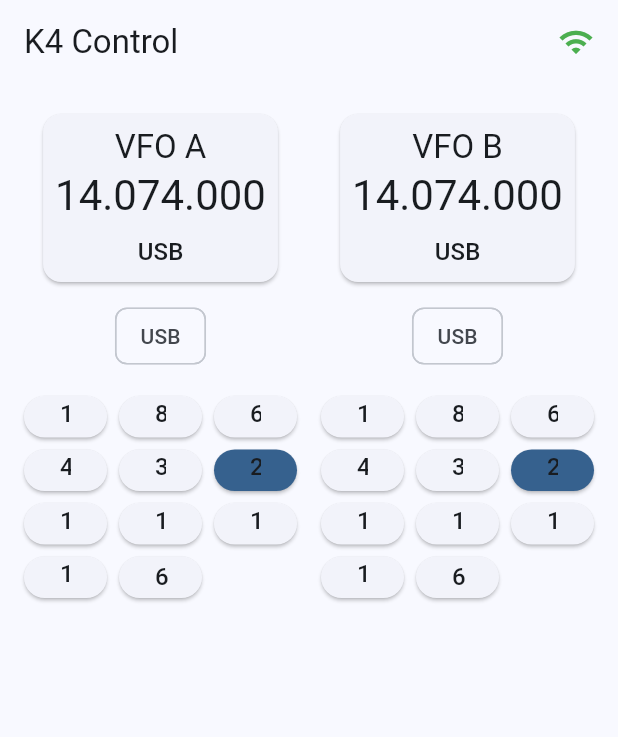
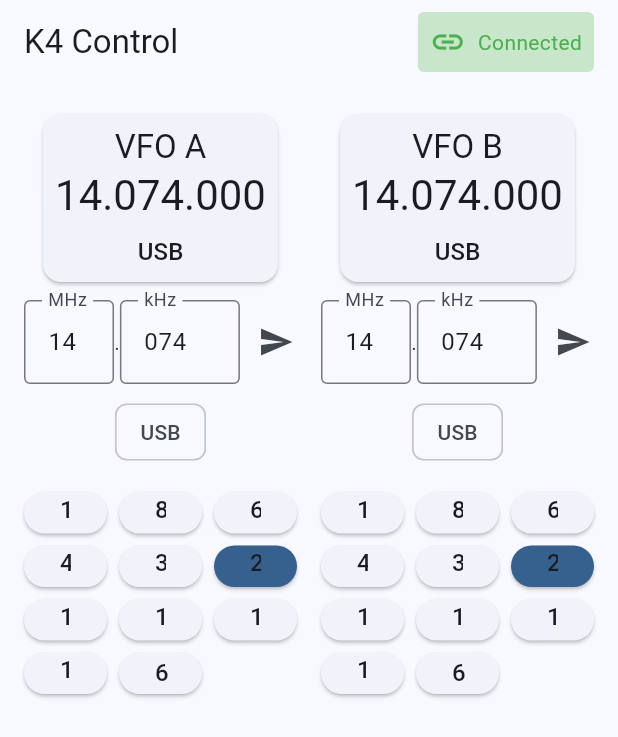
Before and after one commit to americanbwana/basic_k4_rigcontrol, a Flutter app: the screen it shows after launch, on a phone screen of 412 x 824 dp. Shown: the top 737 px of the screen. Run offline on Flutter 3.47's test engine with Material 3 defaults, Android fonts, the phone set to English and light mode, and no system bars; our stand-ins replace flutter_riverpod, freezed_annotation.

Commit message:
Added Direct Frequency Entry and TCP connection status

```diff
--- a/lib/features/radio/screens/radio_control_screen.dart
+++ b/lib/features/radio/screens/radio_control_screen.dart
@@ -4,6 +4,8 @@
 import '../widgets/vfo_display.dart';
 import '../widgets/mode_selector.dart';
 import '../widgets/band_grid.dart';
+import '../widgets/frequency_input.dart';
+import '../widgets/connection_status.dart';
 
 class RadioControlScreen extends ConsumerWidget {
   const RadioControlScreen({super.key});
@@ -16,10 +18,7 @@
       appBar: AppBar(
         title: const Text('K4 Control'),
         actions: [
-          Icon(
-            radioState.isConnected ? Icons.wifi : Icons.wifi_off,
-            color: radioState.isConnected ? Colors.green : Colors.red,
-          ),
+          ConnectionStatus(isConnected: radioState.isConnected),
           const SizedBox(width: 16),
         ],
       ),
@@ -36,6 +35,12 @@
                     VfoDisplay(
                       vfoState: radioState.vfoA,
                       label: 'VFO A',
+                    ),
+                    const SizedBox(height: 8),
+                    FrequencyInput(
+                      currentFrequency: radioState.vfoA.frequency,
+                      onFrequencyChanged: (freq) => ref.read(radioStateProvider.notifier).setFrequencyA(freq),
+                      isVfoB: false,
                     ),
                     const SizedBox(height: 8),
                     ModeSelector(
@@ -62,6 +67,12 @@
                       label: 'VFO B',
                     ),
                     const SizedBox(height: 8),
+                    FrequencyInput(
+                      currentFrequency: radioState.vfoB.frequency,
+                      onFrequencyChanged: (freq) => ref.read(radioStateProvider.notifier).setFrequencyB(freq),
+                      isVfoB: true,
+                    ),
+                    const SizedBox(height: 8),
                     ModeSelector(
                       currentMode: radioState.vfoB.mode,
                       onModeSelected: (mode) => ref.read(radioStateProvider.notifier).setModeB(mode),
--- a/lib/features/radio/widgets/connection_status.dart
+++ b/lib/features/radio/widgets/connection_status.dart
@@ -0,0 +1,37 @@
+import 'package:flutter/material.dart';
+
+class ConnectionStatus extends StatelessWidget {
+  final bool isConnected;
+
+  const ConnectionStatus({
+    super.key,
+    required this.isConnected,
+  });
+
+  @override
+  Widget build(BuildContext context) {
+    return Container(
+      padding: const EdgeInsets.all(8.0),
+      decoration: BoxDecoration(
+        color: isConnected ? Colors.green[100] : Colors.red[100],
+        borderRadius: BorderRadius.circular(4),
+      ),
+      child: Row(
+        mainAxisSize: MainAxisSize.min,
+        children: [
+          Icon(
+            isConnected ? Icons.link : Icons.link_off,
+            color: isConnected ? Colors.green : Colors.red,
+          ),
+          const SizedBox(width: 8),
+          Text(
+            isConnected ? 'Connected' : 'Disconnected',
+            style: TextStyle(
+              color: isConnected ? Colors.green : Colors.red,
+            ),
+          ),
+        ],
+      ),
+    );
+  }
+}
--- /dev/null
+++ b/lib/features/radio/widgets/frequency_input.dart
@@ -0,0 +1,85 @@
+import 'package:flutter/material.dart';
+import 'package:flutter/services.dart';
+
+class FrequencyInput extends StatefulWidget {
+  final int currentFrequency;
+  final Function(int) onFrequencyChanged;
+  final bool isVfoB;
+
+  const FrequencyInput({
+    super.key,
+    required this.currentFrequency,
+    required this.onFrequencyChanged,
+    required this.isVfoB,
+  });
+
+  @override
+  State<FrequencyInput> createState() => _FrequencyInputState();
+}
+
+class _FrequencyInputState extends State<FrequencyInput> {
+  final TextEditingController _mhzController = TextEditingController();
+  final TextEditingController _khzController = TextEditingController();
+
+  @override
+  void initState() {
+    super.initState();
+    // Initialize with current frequency
+    final mhz = widget.currentFrequency ~/ 1000000;
+    final khz = (widget.currentFrequency % 1000000) ~/ 1000;
+    _mhzController.text = mhz.toString();
+    _khzController.text = khz.toString().padLeft(3, '0');
+  }
+
+  @override
+  void dispose() {
+    _mhzController.dispose();
+    _khzController.dispose();
+    super.dispose();
+  }
+
+  @override
+  Widget build(BuildContext context) {
+    return Row(
+      mainAxisSize: MainAxisSize.min,
+      children: [
+        SizedBox(
+          width: 60,
+          child: TextField(
+            controller: _mhzController,
+            decoration: const InputDecoration(
+              labelText: 'MHz',
+              border: OutlineInputBorder(),
+            ),
+            keyboardType: TextInputType.number,
+            inputFormatters: [FilteringTextInputFormatter.digitsOnly],
+          ),
+        ),
+        const Text('.'),
+        SizedBox(
+          width: 80,
+          child: TextField(
+            controller: _khzController,
+            decoration: const InputDecoration(
+              labelText: 'kHz',
+              border: OutlineInputBorder(),
+            ),
+            keyboardType: TextInputType.number,
+            inputFormatters: [FilteringTextInputFormatter.digitsOnly],
+          ),
+        ),
+        IconButton(
+          icon: const Icon(Icons.send),
+          onPressed: () {
+            if (_mhzController.text.isNotEmpty && _khzController.text.isNotEmpty) {
+              final mhz = int.parse(_mhzController.text);
+              final khz = int.parse(_khzController.text);
+              final freq = (mhz * 1000000) + (khz * 1000);
+              widget.onFrequencyChanged(freq);
+            }
+          },
+        ),
+      ],
+    );
+  }
+}
```
Also changed, not shown: lib/features/radio/providers/radio_provider.dart (+29 -15 lines), 1 other file.
